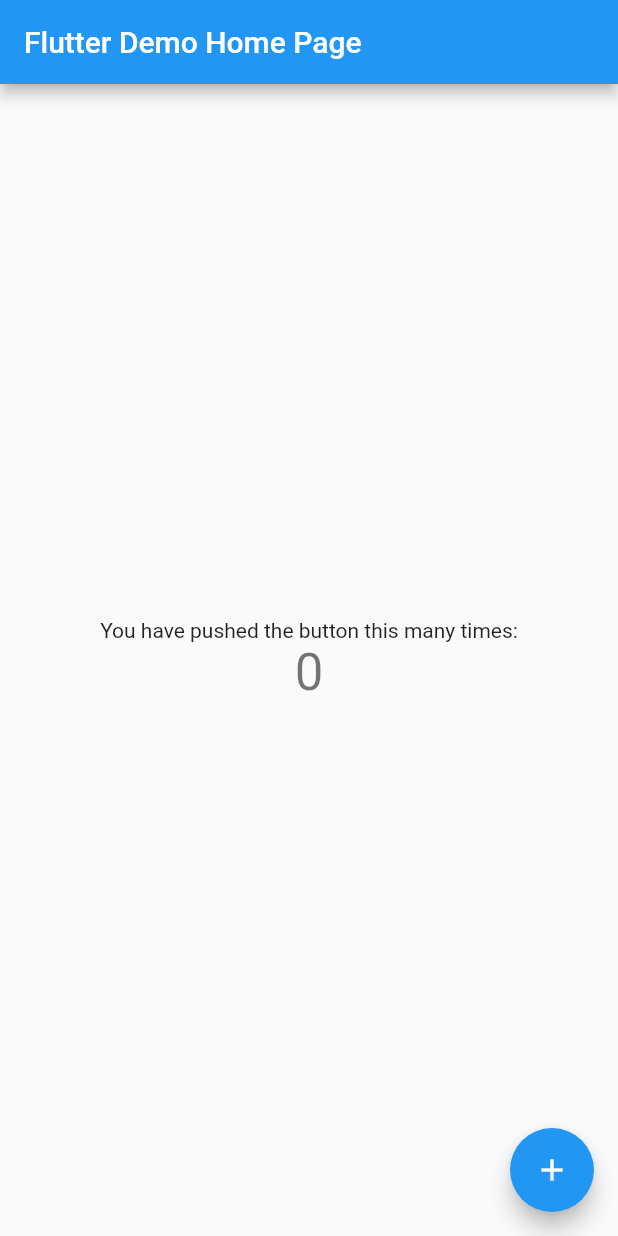
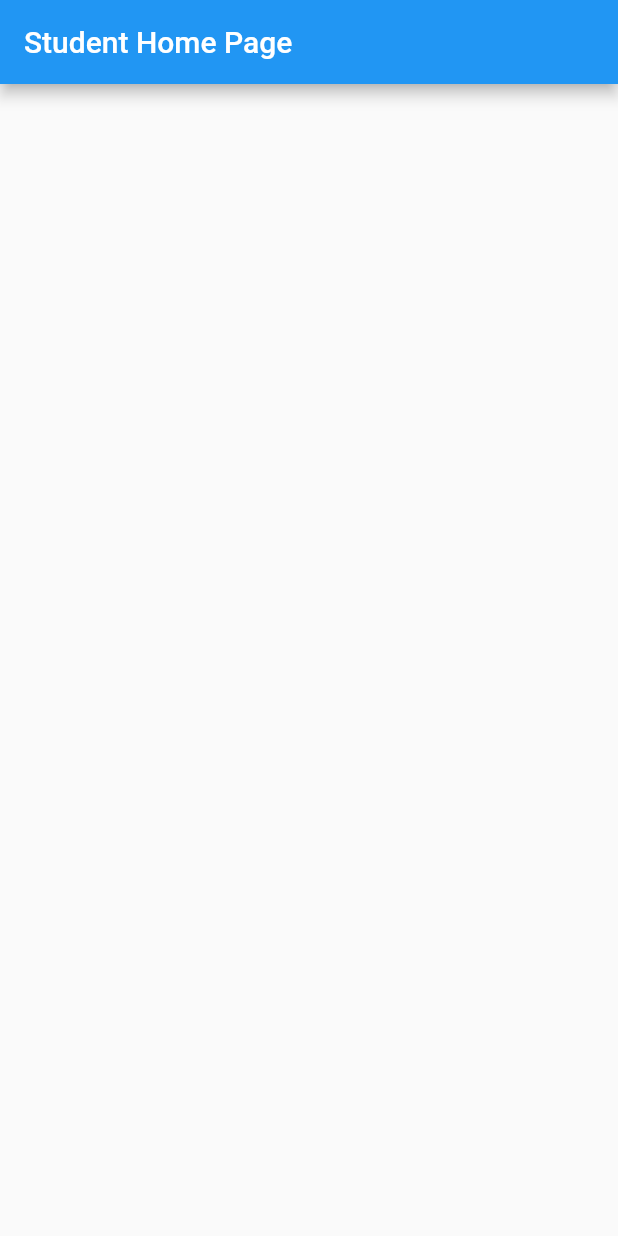
Before and after one commit to respawnables/student_app, a Flutter app: the screen it shows after launch, on a phone screen of 412 x 824 dp. Run offline on Flutter 3.47's test engine with Material 2 defaults, Android fonts, the phone set to English and light mode, and no system bars.

Commit message:
refactor: clean project and clean app titles

```diff
--- a/lib/main.dart
+++ b/lib/main.dart
@@ -1,115 +1,41 @@
 import 'package:flutter/material.dart';
 
 void main() {
-  runApp(const MyApp());
+  runApp(const StudentApp());
 }
 
-class MyApp extends StatelessWidget {
-  const MyApp({Key? key}) : super(key: key);
+class StudentApp extends StatelessWidget {
+  const StudentApp({Key? key}) : super(key: key);
 
-  // This widget is the root of your application.
   @override
   Widget build(BuildContext context) {
     return MaterialApp(
-      title: 'Flutter Demo',
+      title: 'Student App',
       theme: ThemeData(
-        // This is the theme of your application.
-        //
-        // Try running your application with "flutter run". You'll see the
-        // application has a blue toolbar. Then, without quitting the app, try
-        // changing the primarySwatch below to Colors.green and then invoke
-        // "hot reload" (press "r" in the console where you ran "flutter run",
-        // or simply save your changes to "hot reload" in a Flutter IDE).
-        // Notice that the counter didn't reset back to zero; the application
-        // is not restarted.
         primarySwatch: Colors.blue,
       ),
-      home: const MyHomePage(title: 'Flutter Demo Home Page'),
+      home: const HomePage(title: 'Student Home Page'),
     );
   }
 }
 
-class MyHomePage extends StatefulWidget {
-  const MyHomePage({Key? key, required this.title}) : super(key: key);
-
-  // This widget is the home page of your application. It is stateful, meaning
-  // that it has a State object (defined below) that contains fields that affect
-  // how it looks.
-
-  // This class is the configuration for the state. It holds the values (in this
-  // case the title) provided by the parent (in this case the App widget) and
-  // used by the build method of the State. Fields in a Widget subclass are
-  // always marked "final".
+class HomePage extends StatelessWidget {
+  const HomePage({Key? key, required this.title}) : super(key: key);
 
   final String title;
 
   @override
-  State<MyHomePage> createState() => _MyHomePageState();
-}
-
-class _MyHomePageState extends State<MyHomePage> {
-  int _counter = 0;
-
-  void _incrementCounter() {
-    setState(() {
-      // This call to setState tells the Flutter framework that something has
-      // changed in this State, which causes it to rerun the build method below
-      // so that the display can reflect the updated values. If we changed
-      // _counter without calling setState(), then the build method would not be
-      // called again, and so nothing would appear to happen.
-      _counter++;
-    });
-  }
-
-  @override
   Widget build(BuildContext context) {
-    // This method is rerun every time setState is called, for instance as done
-    // by the _incrementCounter method above.
-    //
-    // The Flutter framework has been optimized to make rerunning build methods
-    // fast, so that you can just rebuild anything that needs updating rather
-    // than having to individually change instances of widgets.
     return Scaffold(
       appBar: AppBar(
-        // Here we take the value from the MyHomePage object that was created by
-        // the App.build method, and use it to set our appbar title.
-        title: Text(widget.title),
+        title: Text(title),
       ),
       body: Center(
-        // Center is a layout widget. It takes a single child and positions it
-        // in the middle of the parent.
         child: Column(
-          // Column is also a layout widget. It takes a list of children and
-          // arranges them vertically. By default, it sizes itself to fit its
-          // children horizontally, and tries to be as tall as its parent.
-          //
-          // Invoke "debug painting" (press "p" in the console, choose the
-          // "Toggle Debug Paint" action from the Flutter Inspector in Android
-          // Studio, or the "Toggle Debug Paint" command in Visual Studio Code)
-          // to see the wireframe for each widget.
-          //
-          // Column has various properties to control how it sizes itself and
-          // how it positions its children. Here we use mainAxisAlignment to
-          // center the children vertically; the main axis here is the vertical
-          // axis because Columns are vertical (the cross axis would be
-          // horizontal).
           mainAxisAlignment: MainAxisAlignment.center,
-          children: <Widget>[
-            const Text(
-              'You have pushed the button this many times:',
-            ),
-            Text(
-              '$_counter',
-              style: Theme.of(context).textTheme.headline4,
-            ),
-          ],
+          children: <Widget>[],
         ),
       ),
-      floatingActionButton: FloatingActionButton(
-        onPressed: _incrementCounter,
-        tooltip: 'Increment',
-        child: const Icon(Icons.add),
-      ), // This trailing comma makes auto-formatting nicer for build methods.
     );
   }
 }
```
Also changed, not shown: 1 other file.
